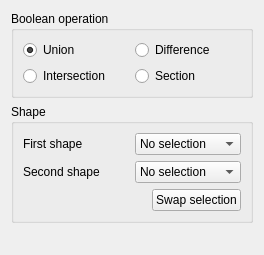
Qt form src/Mod/Part/Gui/DlgBooleanOperation.ui (berndhahnebach/All_FreeCAD) before a commit.
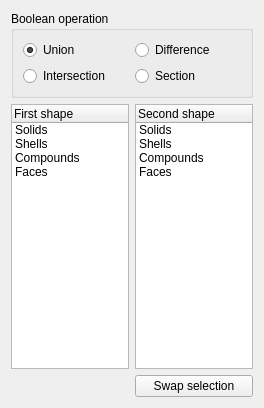
The same form after that commit.

Commit message: + let task dialog decide on altering of document, view and selection + add command to reverse orientation of shape + use const reference of TopoDS_Shape where possible + add missing files to Makefile.am + implement extrusion and revolution dialogs as task panel + completely rework boolean operation dialog

```diff
--- a/src/Mod/Part/Gui/DlgBooleanOperation.ui
+++ b/src/Mod/Part/Gui/DlgBooleanOperation.ui
@@ -7,14 +7,14 @@
     <x>0</x>
     <y>0</y>
     <width>264</width>
-    <height>255</height>
+    <height>408</height>
    </rect>
   </property>
   <property name="windowTitle">
    <string>Boolean Operation</string>
   </property>
-  <layout class="QGridLayout" name="gridLayout_3">
-   <item row="0" column="0">
+  <layout class="QGridLayout" name="gridLayout">
+   <item row="0" column="0" colspan="2">
     <widget class="QGroupBox" name="groupBox">
      <property name="title">
       <string>Boolean operation</string>
@@ -61,82 +61,100 @@
     </widget>
    </item>
    <item row="1" column="0">
-    <widget class="QGroupBox" name="groupBox_2">
-     <property name="title">
-      <string>Shape</string>
+    <widget class="QTreeWidget" name="firstShape">
+     <property name="editTriggers">
+      <set>QAbstractItemView::CurrentChanged|QAbstractItemView::EditKeyPressed</set>
      </property>
-     <layout class="QGridLayout" name="gridLayout_2">
-      <item row="0" column="0" colspan="2">
-       <layout class="QGridLayout" name="gridLayout">
-        <item row="0" column="0">
-         <widget class="QLabel" name="label">
+     <property name="rootIsDecorated">
+      <bool>false</bool>
+     </property>
+     <property name="expandsOnDoubleClick">
+      <bool>false</bool>
+     </property>
+     <column>
           <property name="text">
            <string>First shape</string>
           </property>
-         </widget>
-        </item>
-        <item row="0" column="1">
-         <widget class="QComboBox" name="firstShape">
+     </column>
+     <item>
+      <property name="text">
+       <string>Solids</string>
+      </property>
+     </item>
           <item>
            <property name="text">
-            <string>No selection</string>
-           </property>
-          </item>
-         </widget>
-        </item>
-        <item row="1" column="0">
-         <widget class="QLabel" name="label_2">
+       <string>Shells</string>
+      </property>
+     </item>
+     <item>
+      <property name="text">
+       <string>Compounds</string>
+      </property>
+     </item>
+     <item>
+      <property name="text">
+       <string>Faces</string>
+      </property>
+     </item>
+    </widget>
+   </item>
+   <item row="1" column="1">
+    <widget class="QTreeWidget" name="secondShape">
+     <property name="editTriggers">
+      <set>QAbstractItemView::CurrentChanged|QAbstractItemView::EditKeyPressed</set>
+     </property>
+     <property name="rootIsDecorated">
+      <bool>false</bool>
+     </property>
+     <property name="expandsOnDoubleClick">
+      <bool>false</bool>
+     </property>
+     <column>
           <property name="text">
            <string>Second shape</string>
           </property>
-         </widget>
-        </item>
-        <item row="1" column="1">
-         <widget class="QComboBox" name="secondShape">
+     </column>
+     <item>
+      <property name="text">
+       <string>Solids</string>
+      </property>
+     </item>
           <item>
            <property name="text">
-            <string>No selection</string>
-           </property>
-          </item>
-         </widget>
-        </item>
-       </layout>
-      </item>
-      <item row="1" column="0">
+       <string>Shells</string>
+      </property>
+     </item>
+     <item>
+      <property name="text">
+       <string>Compounds</string>
+      </property>
+     </item>
+     <item>
+      <property name="text">
+       <string>Faces</string>
+      </property>
+     </item>
+    </widget>
+   </item>
+   <item row="2" column="0">
        <spacer name="horizontalSpacer">
         <property name="orientation">
          <enum>Qt::Horizontal</enum>
         </property>
         <property name="sizeHint" stdset="0">
          <size>
-          <width>107</width>
+       <width>117</width>
           <height>20</height>
          </size>
         </property>
        </spacer>
       </item>
-      <item row="1" column="1">
+   <item row="2" column="1">
        <widget class="QPushButton" name="swapButton">
         <property name="text">
          <string>Swap selection</string>
         </property>
        </widget>
-      </item>
-     </layout>
-    </widget>
-   </item>
-   <item row="2" column="0">
-    <spacer name="verticalSpacer">
-     <property name="orientation">
-      <enum>Qt::Vertical</enum>
-     </property>
-     <property name="sizeHint" stdset="0">
-      <size>
-       <width>20</width>
-       <height>39</height>
-      </size>
-     </property>
-    </spacer>
    </item>
   </layout>
  </widget>
```
Lines whose indentation alone changed are shown as unchanged. The commit also changes 24 other files.
